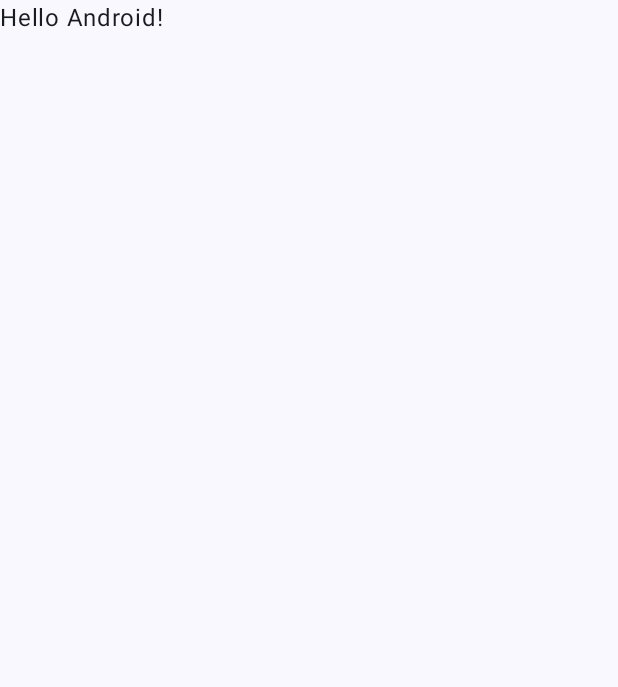
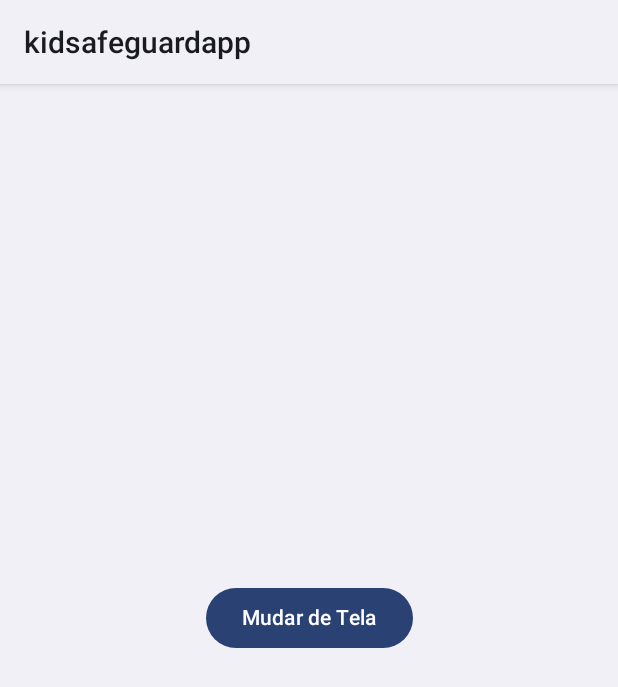
Before and after one commit to leandroroberto/kidsafeguard, an Android app built with Jetpack Compose: the screen it shows after launch (MainActivity), on a phone screen of 412 x 824 dp. Before the commit the part shown is almost empty. Shown: the top 687 px of the screen. Run offline under Robolectric (Android 15) with nearby library versions, the phone set to English and light mode, and no system bars.

Commit message:
Configurado as rotas entre as telas.

```diff
--- a/app/build.gradle.kts
+++ b/app/build.gradle.kts
@@ -2,6 +2,7 @@ plugins {
     alias(libs.plugins.android.application)
     alias(libs.plugins.jetbrains.kotlin.android)
     alias(libs.plugins.compose.compiler)
+    alias(libs.plugins.kotlin.serialization)
 }
 
 android {
@@ -67,4 +68,8 @@ dependencies {
     androidTestImplementation(libs.androidx.ui.test.junit4)
     debugImplementation(libs.androidx.ui.tooling)
     debugImplementation(libs.androidx.ui.test.manifest)
+    implementation (libs.androidx.core.splashscreen)
+
+    implementation(libs.navigation.compose)
+    implementation(libs.kotlinx.serialization.json)
 }
--- a/app/src/main/AndroidManifest.xml
+++ b/app/src/main/AndroidManifest.xml
@@ -16,7 +16,7 @@
             android:name=".presentation.main.MainActivity"
             android:exported="true"
             android:label="@string/app_name"
-            android:theme="@style/Theme.Kidsafeguardapp">
+            android:theme="@style/Theme.Kidsafeguardapp.splashScreen">
             <intent-filter>
                 <action android:name="android.intent.action.MAIN" />
 
--- a/app/src/main/java/com/leandrodev/kidsafeguardapp/presentation/main/MainActivity.kt
+++ b/app/src/main/java/com/leandrodev/kidsafeguardapp/presentation/main/MainActivity.kt
@@ -4,44 +4,61 @@ import android.os.Bundle
 import androidx.activity.ComponentActivity
 import androidx.activity.compose.setContent
 import androidx.activity.enableEdgeToEdge
-import androidx.compose.foundation.layout.fillMaxSize
-import androidx.compose.foundation.layout.padding
-import androidx.compose.material3.Scaffold
-import androidx.compose.material3.Text
-import androidx.compose.runtime.Composable
-import androidx.compose.ui.Modifier
-import androidx.compose.ui.tooling.preview.Preview
+import androidx.activity.viewModels
+import androidx.core.splashscreen.SplashScreen.Companion.installSplashScreen
+import androidx.navigation.compose.NavHost
+import androidx.navigation.compose.composable
+import androidx.navigation.compose.rememberNavController
+import com.leandrodev.kidsafeguardapp.ui.screens.emergencycontacts.EmergencyContacts
+import com.leandrodev.kidsafeguardapp.ui.screens.home.MainScreen
+import com.leandrodev.kidsafeguardapp.ui.screens.instructions.Instructions
+import com.leandrodev.kidsafeguardapp.ui.screens.news.News
 import com.leandrodev.kidsafeguardapp.ui.theme.KidsafeguardappTheme
+import com.leandrodev.kidsafeguardapp.util.EmergencyContacts
+import com.leandrodev.kidsafeguardapp.util.Instructions
+import com.leandrodev.kidsafeguardapp.util.MainScreen
+import com.leandrodev.kidsafeguardapp.util.News
+import com.leandrodev.kidsafeguardapp.viewmodel.splashscreen.SplashScreenViewModel
 
 class MainActivity : ComponentActivity() {
     override fun onCreate(savedInstanceState: Bundle?) {
+
+
+        // Configure the splash screen transition.
+        val splashScreenViewModel: SplashScreenViewModel by viewModels()
+        installSplashScreen().apply {
+            setKeepOnScreenCondition {
+                splashScreenViewModel.isLoading.value
+            }
+        }
+
         super.onCreate(savedInstanceState)
         enableEdgeToEdge()
         setContent {
             KidsafeguardappTheme {
-                Scaffold(modifier = Modifier.fillMaxSize()) { innerPadding ->
-                    Greeting(
-                        name = "Android",
-                        modifier = Modifier.padding(innerPadding)
-                    )
+
+                //Configure navController
+                val navController = rememberNavController()
+                NavHost(navController = navController, startDestination = MainScreen) {
+
+                    composable<MainScreen>{
+                        MainScreen(navController = navController)
+                    }
+
+                    composable<Instructions> {
+                        Instructions(navController = navController)
+                    }
+
+                    composable<EmergencyContacts>{
+                        EmergencyContacts(navController = navController)
+                    }
+
+                    composable<News>{
+                        News(navController = navController)
+                    }
+
                 }
             }
         }
     }
 }
-
-@Composable
-fun Greeting(name: String, modifier: Modifier = Modifier) {
-    Text(
-        text = "Hello $name!",
-        modifier = modifier
-    )
-}
-
-@Preview(showBackground = true)
-@Composable
-fun GreetingPreview() {
-    KidsafeguardappTheme {
-        Greeting("Android")
-    }
-}
--- /dev/null
+++ b/app/src/main/java/com/leandrodev/kidsafeguardapp/ui/screens/home/HomeScreen.kt
@@ -0,0 +1,35 @@
+package com.leandrodev.kidsafeguardapp.ui.screens.home
+
+import androidx.compose.foundation.layout.Box
+import androidx.compose.foundation.layout.fillMaxSize
+import androidx.compose.material3.Button
+import androidx.compose.material3.ButtonDefaults
+import androidx.compose.material3.DrawerValue
+import androidx.compose.material3.Text
+import androidx.compose.material3.rememberDrawerState
+import androidx.compose.runtime.Composable
+import androidx.compose.runtime.rememberCoroutineScope
+import androidx.compose.ui.Alignment
+import androidx.compose.ui.Modifier
+import androidx.compose.ui.layout.ModifierLocalBeyondBoundsLayout
+import androidx.navigation.NavController
+import com.leandrodev.kidsafeguardapp.util.Instructions
+
+@Composable
+fun MainScreen(navController: NavController) {
+
+    Box(
+        modifier = Modifier
+            .fillMaxSize(),
+        contentAlignment = Alignment.Center
+
+    ) {
+        Button(
+            onClick = {
+                navController.navigate(Instructions)
+            }
+        ) {
+            Text(text = "Mudar de Tela")
+        }
+    }
+}
--- /dev/null
+++ b/app/src/main/java/com/leandrodev/kidsafeguardapp/util/Screens.kt
@@ -0,0 +1,15 @@
+package com.leandrodev.kidsafeguardapp.util
+
+import kotlinx.serialization.Serializable
+
+@Serializable
+object MainScreen
+
+@Serializable
+object Instructions
+
+@Serializable
+object EmergencyContacts
+
+@Serializable
+object News
--- /dev/null
+++ b/app/src/main/java/com/leandrodev/kidsafeguardapp/viewmodel/splashscreen/SplashScreenViewModel.kt
@@ -0,0 +1,22 @@
+package com.leandrodev.kidsafeguardapp.viewmodel.splashscreen
+
+import androidx.compose.runtime.Composable
+import androidx.lifecycle.ViewModel
+import androidx.lifecycle.viewModelScope
+import kotlinx.coroutines.delay
+import kotlinx.coroutines.flow.MutableStateFlow
+import kotlinx.coroutines.flow.StateFlow
+import kotlinx.coroutines.flow.asStateFlow
+import kotlinx.coroutines.launch
+
+class SplashScreenViewModel : ViewModel() {
+    private val _isLoading = MutableStateFlow(true)
+    val isLoading: StateFlow<Boolean> = _isLoading.asStateFlow()
+
+    init {
+        viewModelScope.launch {
+            delay(2500)
+            _isLoading.value = false
+        }
+    }
+}
--- /dev/null
+++ b/app/src/main/res/values-v31/splash.xml
@@ -0,0 +1,9 @@
+<?xml version="1.0" encoding="utf-8"?>
+<resources>
+
+    <style name="Theme.Kidsafeguardapp.splashScreen" parent="Theme.SplashScreen">
+        <item name="windowSplashScreenBackground">@color/white</item>
+        <item name="windowSplashScreenAnimatedIcon">@drawable/ic_launcher_foreground</item>
+        <item name="postSplashScreenTheme">@style/Theme.SplashScreen</item>
+    </style>
+</resources>
--- /dev/null
+++ b/app/src/main/res/values/splash.xml
@@ -0,0 +1,8 @@
+<?xml version="1.0" encoding="utf-8"?>
+<resources>
+    <style name="Theme.Kidsafeguardapp.splashScreen" parent="Theme.SplashScreen">
+        <item name="windowSplashScreenBackground">@color/white</item>
+        <item name="windowSplashScreenAnimatedIcon">@drawable/ic_launcher_foreground </item>
+        <item name="postSplashScreenTheme">@style/Theme.SplashScreen</item>
+    </style>
+</resources>
```
Also changed, not shown: app/src/main/java/com/leandrodev/kidsafeguardapp/ui/screens/emergencycontacts/EmergencyScreen.kt (+9 -0 lines), app/src/main/java/com/leandrodev/kidsafeguardapp/ui/screens/home/MainScreen.kt (deleted, +0 -21 lines), app/src/main/java/com/leandrodev/kidsafeguardapp/ui/screens/instructions/InstructionsScreen.kt (+8 -0 lines), app/src/main/java/com/leandrodev/kidsafeguardapp/ui/screens/news/NewsScreen.kt (+9 -0 lines), app/src/main/res/drawable/new_logo_kid_safe.xml (added, +41 -0 lines), gradle/libs.versions.toml (+7 -0 lines).
